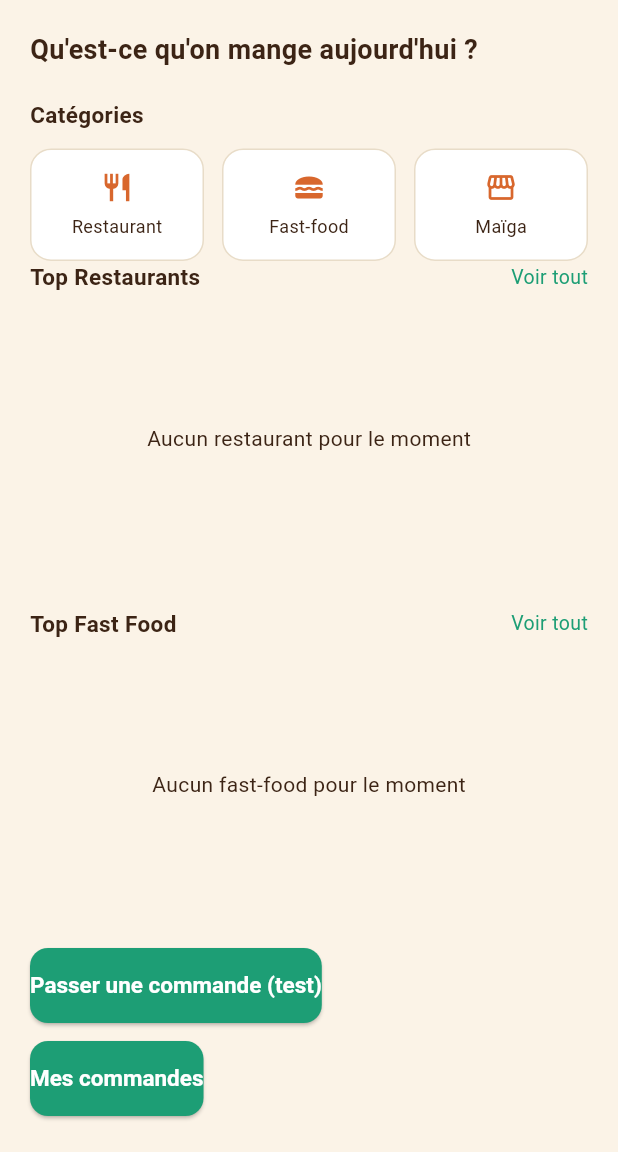
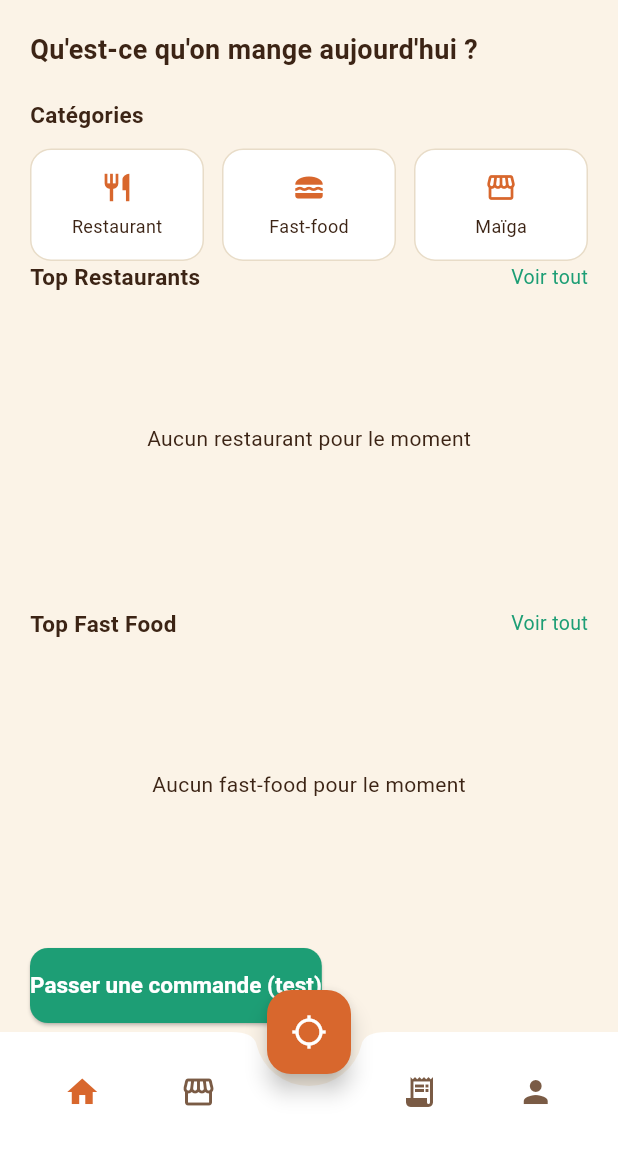
Before and after one commit to Maoudo-4/niam-niam, a Flutter app: the AccueilClient screen opened directly, on a phone screen of 412 x 824 dp, the part 84-1236 px from its top. Run offline on Flutter 3.47's test engine with Material 3 defaults, Android fonts, the phone set to English and light mode, and no system bars; our stand-ins replace cloud_firestore, firebase_auth, firebase_core; accounts and stored records are empty; generated files the repository leaves out were written again.

Commit message:
Barre navigation bas avec bouton scanner zone

```diff
--- a/lib/screens/client/accueil_client.dart
+++ b/lib/screens/client/accueil_client.dart
@@ -23,6 +23,43 @@ class AccueilClient extends StatelessWidget {
             onPressed: () => confirmerDeconnexion(context),
           ),
         ],
+      ),
+      floatingActionButton: FloatingActionButton(
+        onPressed: () {
+          // TODO: recherche des établissements à proximité (à construire)
+        },
+        backgroundColor: AppColors.terracotta,
+        child: const Icon(Icons.location_searching, color: Colors.white),
+      ),
+      floatingActionButtonLocation: FloatingActionButtonLocation.centerDocked,
+      bottomNavigationBar: BottomAppBar(
+        shape: const CircularNotchedRectangle(),
+        notchMargin: 8,
+        color: AppColors.carte,
+        child: Row(
+          mainAxisAlignment: MainAxisAlignment.spaceAround,
+          children: [
+            IconButton(
+              icon: const Icon(Icons.home, color: AppColors.terracotta),
+              onPressed: () {},
+            ),
+            IconButton(
+              icon: const Icon(Icons.storefront, color: AppColors.brunClair),
+              onPressed: () => Navigator.push(context,
+                  MaterialPageRoute(builder: (_) => const ListeEtablissementsScreen())),
+            ),
+            const SizedBox(width: 40), // espace pour le bouton flottant
+            IconButton(
+              icon: const Icon(Icons.receipt_long, color: AppColors.brunClair),
+              onPressed: () => Navigator.push(context,
+                  MaterialPageRoute(builder: (_) => const MesCommandes())),
+            ),
+            IconButton(
+              icon: const Icon(Icons.person, color: AppColors.brunClair),
+              onPressed: () {},
+            ),
+          ],
+        ),
       ),
       body: SingleChildScrollView(
         padding: const EdgeInsets.all(20),
```
